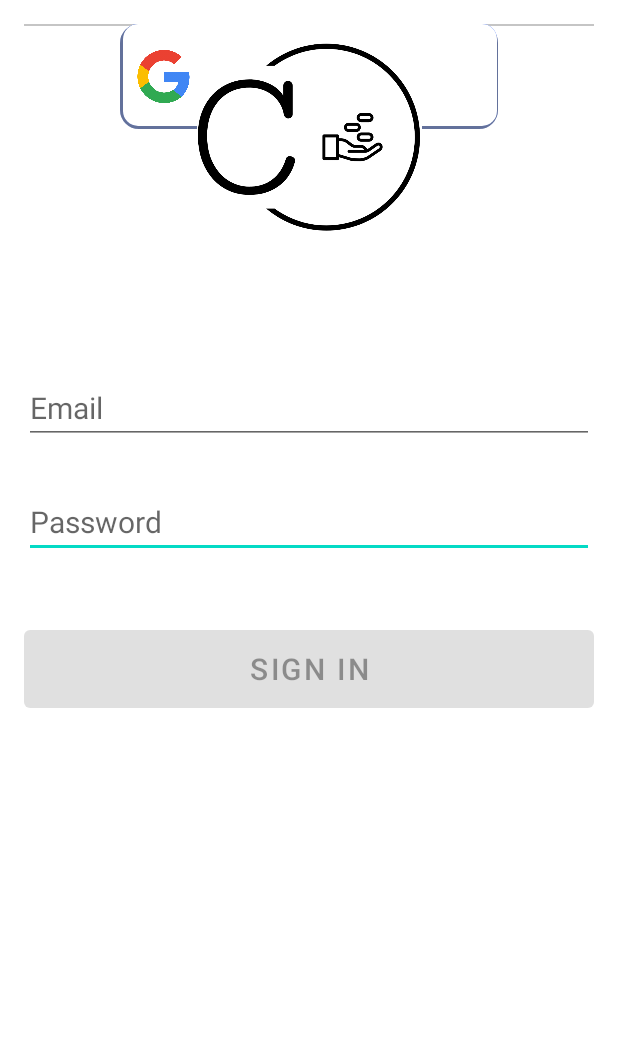
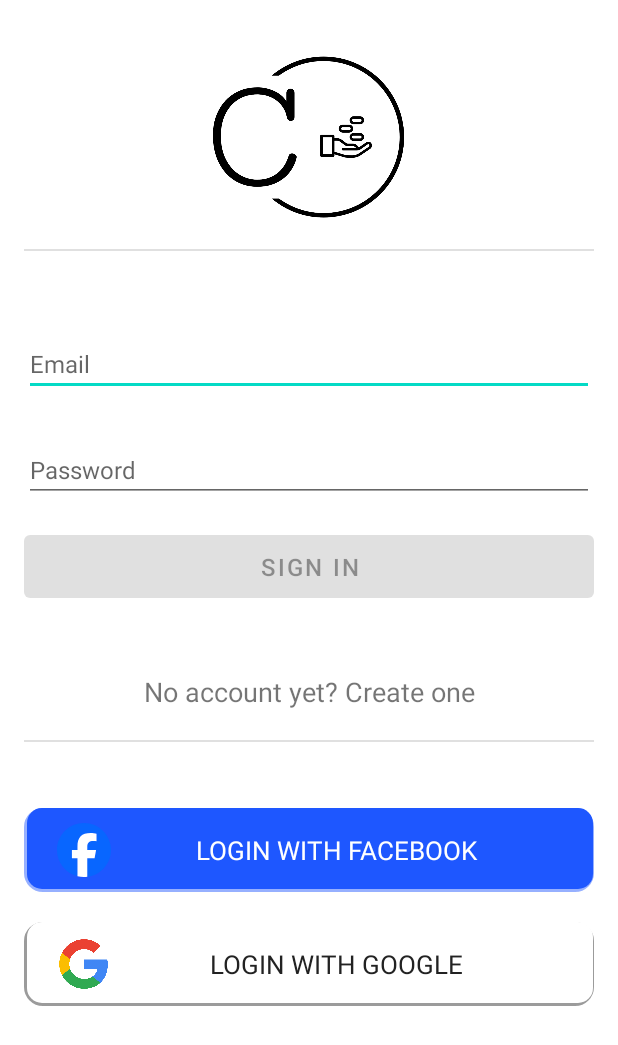
Before and after one commit to shizukura06/child-reward-trade-system, an Android app: the layout activity_login.xml on its own in the app's theme, with its tools: preview values and no code run, on a phone screen of 412 x 824 dp. Shown: the top 1045 px of the screen. Run offline under Robolectric (Android 15) with nearby library versions, the phone set to English and light mode, and no system bars.

Commit message:
re-finalized login ui with facebook and google login

```diff
--- a/app/src/main/res/layout-w1240dp/activity_login.xml
+++ b/app/src/main/res/layout-w1240dp/activity_login.xml
@@ -61,10 +61,11 @@
         android:layout_marginBottom="64dp"
         android:visibility="gone"
         app:layout_constraintBottom_toBottomOf="parent"
-        app:layout_constraintEnd_toEndOf="@+id/password"
-        app:layout_constraintStart_toStartOf="@+id/password"
+        app:layout_constraintEnd_toEndOf="parent"
+        app:layout_constraintHorizontal_bias="0.5"
+        app:layout_constraintStart_toStartOf="parent"
         app:layout_constraintTop_toTopOf="parent"
-        app:layout_constraintVertical_bias="0.25" />
+        app:layout_constraintVertical_bias="0.5" />
 
     <LinearLayout
         android:layout_width="match_parent"
@@ -80,7 +81,7 @@
         tools:layout_editor_absoluteY="529dp">
 
         <ImageView
-            android:id="@+id/imageView"
+            android:id="@+id/facebook_logo3"
             android:layout_width="wrap_content"
             android:layout_height="wrap_content"
             android:layout_weight="5"
@@ -89,7 +90,7 @@
             tools:layout_editor_absoluteY="539dp" />
 
         <TextView
-            android:id="@+id/textView3"
+            android:id="@+id/signin_with_facebook3"
             android:layout_width="match_parent"
             android:layout_height="wrap_content"
             android:layout_weight="1"
@@ -116,14 +117,14 @@
         tools:layout_editor_absoluteY="641dp">
 
         <ImageView
-            android:id="@+id/imageView"
+            android:id="@+id/google_logo3"
             android:layout_width="wrap_content"
             android:layout_height="wrap_content"
             android:layout_weight="5"
             android:src="@drawable/google__g__logo_svg" />
 
         <TextView
-            android:id="@+id/textView3"
+            android:id="@+id/signin_with_google3"
             android:layout_width="match_parent"
             android:layout_height="wrap_content"
             android:layout_weight="1"
@@ -162,7 +163,7 @@
         app:layout_constraintVertical_bias="0.059" />
 
     <View
-        android:id="@+id/divider2"
+        android:id="@+id/divider3"
         android:layout_width="match_parent"
         android:layout_height="1dp"
         android:background="?android:attr/listDivider"
--- a/app/src/main/res/layout-w936dp/activity_login.xml
+++ b/app/src/main/res/layout-w936dp/activity_login.xml
@@ -1,15 +1,40 @@
 <?xml version="1.0" encoding="utf-8"?>
-<androidx.constraintlayout.widget.ConstraintLayout xmlns:android="http://schemas.android.com/apk/res/android"
+<LinearLayout xmlns:android="http://schemas.android.com/apk/res/android"
     xmlns:app="http://schemas.android.com/apk/res-auto"
     xmlns:tools="http://schemas.android.com/tools"
     android:id="@+id/container"
     android:layout_width="match_parent"
     android:layout_height="match_parent"
+    android:gravity="center_horizontal|fill_horizontal"
+    android:orientation="vertical"
     android:paddingLeft="@dimen/activity_horizontal_margin"
     android:paddingTop="@dimen/activity_vertical_margin"
     android:paddingRight="@dimen/activity_horizontal_margin"
     android:paddingBottom="@dimen/activity_vertical_margin"
     tools:context=".ui.login.LoginActivity">
+
+    <ImageView
+        android:id="@+id/login_logo"
+        android:layout_width="match_parent"
+        android:layout_height="150dp"
+        android:layout_margin="20dp"
+        android:src="@drawable/main_logo" />
+
+    <View
+        android:id="@+id/divider2"
+        android:layout_width="match_parent"
+        android:layout_height="1dp"
+        android:background="?android:attr/listDivider" />
+
+    <EditText
+        android:id="@+id/username"
+        android:layout_width="match_parent"
+        android:layout_height="wrap_content"
+        android:layout_marginTop="94dp"
+        android:hint="@string/prompt_email"
+        android:inputType="textEmailAddress"
+        android:selectAllOnFocus="true"
+        android:textSize="20sp" />
 
     <EditText
         android:id="@+id/password"
@@ -21,107 +46,65 @@
         android:imeOptions="actionDone"
         android:inputType="textPassword"
         android:selectAllOnFocus="true"
-        android:textSize="20sp"
-        app:layout_constraintEnd_toEndOf="parent"
-        app:layout_constraintHorizontal_bias="0.0"
-        app:layout_constraintStart_toStartOf="parent"
-        app:layout_constraintTop_toBottomOf="@+id/username" />
+        android:textSize="20sp" />
 
     <Button
         android:id="@+id/login"
         android:layout_width="match_parent"
         android:layout_height="64dp"
-        android:layout_gravity="start"
         android:layout_marginTop="16dp"
         android:layout_marginBottom="64dp"
         android:enabled="false"
         android:text="sign in"
-        android:textSize="20sp"
-        app:layout_constraintBottom_toBottomOf="parent"
-        app:layout_constraintEnd_toEndOf="parent"
-        app:layout_constraintHorizontal_bias="0.0"
-        app:layout_constraintStart_toStartOf="parent"
-        app:layout_constraintTop_toBottomOf="@+id/password"
-        app:layout_constraintVertical_bias="0.09" />
-
-    <EditText
-        android:id="@+id/username"
-        android:layout_width="match_parent"
-        android:layout_height="wrap_content"
-        android:layout_marginTop="232dp"
-        android:hint="@string/prompt_email"
-        android:inputType="textEmailAddress"
-        android:selectAllOnFocus="true"
-        android:textSize="20sp"
-        app:layout_constraintEnd_toEndOf="parent"
-        app:layout_constraintHorizontal_bias="0.0"
-        app:layout_constraintStart_toStartOf="parent"
-        app:layout_constraintTop_toTopOf="parent" />
+        android:textSize="20sp" />
 
     <TextView
         android:id="@+id/no_account"
-        android:layout_width="wrap_content"
+        android:layout_width="match_parent"
         android:layout_height="wrap_content"
         android:clickable="true"
+        android:gravity="center"
         android:text="No account yet? Create one"
-        android:textSize="20sp"
-        app:layout_constraintEnd_toEndOf="parent"
-        app:layout_constraintHorizontal_bias="0.501"
-        app:layout_constraintStart_toStartOf="parent"
-        tools:layout_editor_absoluteY="568dp" />
+        android:textSize="20sp" />
 
     <ProgressBar
         android:id="@+id/loading"
         android:layout_width="wrap_content"
         android:layout_height="wrap_content"
-        android:layout_gravity="center"
         android:layout_marginTop="64dp"
         android:layout_marginBottom="64dp"
-        android:visibility="gone"
-        app:layout_constraintBottom_toBottomOf="parent"
-        app:layout_constraintEnd_toEndOf="@+id/password"
-        app:layout_constraintStart_toStartOf="@+id/password"
-        app:layout_constraintTop_toTopOf="parent"
-        app:layout_constraintVertical_bias="0.346" />
+        android:visibility="gone" />
 
     <View
-        android:id="@+id/divider2"
+        android:id="@+id/divider3"
         android:layout_width="match_parent"
         android:layout_height="1dp"
-        android:background="?android:attr/listDivider"
-        tools:layout_editor_absoluteX="48dp"
-        tools:layout_editor_absoluteY="182dp" />
-
-    <View
-        android:id="@+id/divider2"
-        android:layout_width="match_parent"
-        android:layout_height="1dp"
-        android:background="?android:attr/listDivider"
-        tools:layout_editor_absoluteX="48dp"
-        tools:layout_editor_absoluteY="640dp" />
+        android:layout_marginTop="20dp"
+        android:background="?android:attr/listDivider" />
 
     <LinearLayout
         android:layout_width="match_parent"
         android:layout_height="70dp"
-        android:layout_margin="64dp"
+        android:layout_marginStart="64dp"
+        android:layout_marginTop="64dp"
+        android:layout_marginEnd="64dp"
+        android:layout_marginBottom="20dp"
         android:background="@drawable/border_shadow"
         android:backgroundTint="#1E57FF"
         android:clickable="true"
         android:gravity="center|start"
         android:orientation="horizontal"
-        android:padding="10dp"
-        tools:layout_editor_absoluteX="112dp"
-        tools:layout_editor_absoluteY="686dp">
+        android:padding="10dp">
 
         <ImageView
-            android:id="@+id/imageView"
+            android:id="@+id/facebook_logo1"
             android:layout_width="wrap_content"
             android:layout_height="wrap_content"
             android:layout_weight="5"
             android:src="@drawable/_023_facebook_icon" />
 
         <TextView
-            android:id="@+id/textView3"
+            android:id="@+id/signin_with_facebook1"
             android:layout_width="match_parent"
             android:layout_height="wrap_content"
             android:layout_weight="1"
@@ -136,24 +119,24 @@
     <LinearLayout
         android:layout_width="match_parent"
         android:layout_height="70dp"
-        android:layout_margin="64dp"
+        android:layout_marginStart="64dp"
+        android:layout_marginTop="20dp"
+        android:layout_marginEnd="64dp"
         android:background="@drawable/border_shadow"
         android:clickable="true"
         android:gravity="center|start"
         android:orientation="horizontal"
-        android:padding="10dp"
-        tools:layout_editor_absoluteX="112dp"
-        tools:layout_editor_absoluteY="798dp">
+        android:padding="10dp">
 
         <ImageView
-            android:id="@+id/imageView"
+            android:id="@+id/google_logo1"
             android:layout_width="wrap_content"
             android:layout_height="wrap_content"
             android:layout_weight="5"
             android:src="@drawable/google__g__logo_svg" />
 
         <TextView
-            android:id="@+id/textView3"
+            android:id="@+id/signin_with_google1"
             android:layout_width="match_parent"
             android:layout_height="wrap_content"
             android:layout_weight="1"
@@ -165,13 +148,4 @@
             android:textSize="22sp" />
     </LinearLayout>
 
-    <ImageView
-        android:id="@+id/login_logo"
-        android:layout_width="150dp"
-        android:layout_height="150dp"
-        android:src="@drawable/main_logo"
-        app:layout_constraintEnd_toEndOf="parent"
-        app:layout_constraintStart_toStartOf="parent"
-        tools:layout_editor_absoluteY="16dp" />
-
-</androidx.constraintlayout.widget.ConstraintLayout>
+</LinearLayout>
--- a/app/src/main/res/layout/activity_login.xml
+++ b/app/src/main/res/layout/activity_login.xml
@@ -1,15 +1,40 @@
 <?xml version="1.0" encoding="utf-8"?>
-<androidx.constraintlayout.widget.ConstraintLayout xmlns:android="http://schemas.android.com/apk/res/android"
+<LinearLayout xmlns:android="http://schemas.android.com/apk/res/android"
     xmlns:app="http://schemas.android.com/apk/res-auto"
     xmlns:tools="http://schemas.android.com/tools"
     android:id="@+id/container"
     android:layout_width="match_parent"
     android:layout_height="match_parent"
+    android:gravity="center_horizontal|fill_horizontal"
+    android:orientation="vertical"
     android:paddingLeft="@dimen/activity_horizontal_margin"
     android:paddingTop="@dimen/activity_vertical_margin"
     android:paddingRight="@dimen/activity_horizontal_margin"
     android:paddingBottom="@dimen/activity_vertical_margin"
     tools:context=".ui.login.LoginActivity">
+
+    <ImageView
+        android:id="@+id/login_logo"
+        android:layout_width="match_parent"
+        android:layout_height="110dp"
+        android:layout_margin="20dp"
+        android:src="@drawable/main_logo" />
+
+    <View
+        android:id="@+id/divider2"
+        android:layout_width="match_parent"
+        android:layout_height="1dp"
+        android:background="?android:attr/listDivider" />
+
+    <EditText
+        android:id="@+id/username"
+        android:layout_width="match_parent"
+        android:layout_height="wrap_content"
+        android:layout_marginTop="54dp"
+        android:hint="@string/prompt_email"
+        android:inputType="textEmailAddress"
+        android:selectAllOnFocus="true"
+        android:textSize="16sp" />
 
     <EditText
         android:id="@+id/password"
@@ -21,107 +46,63 @@
         android:imeOptions="actionDone"
         android:inputType="textPassword"
         android:selectAllOnFocus="true"
-        android:textSize="20sp"
-        app:layout_constraintEnd_toEndOf="parent"
-        app:layout_constraintHorizontal_bias="0.0"
-        app:layout_constraintStart_toStartOf="parent"
-        app:layout_constraintTop_toBottomOf="@+id/username" />
+        android:textSize="16sp" />
 
     <Button
         android:id="@+id/login"
         android:layout_width="match_parent"
-        android:layout_height="64dp"
-        android:layout_gravity="start"
+        android:layout_height="54dp"
         android:layout_marginTop="16dp"
-        android:layout_marginBottom="64dp"
+        android:layout_marginBottom="44dp"
         android:enabled="false"
         android:text="sign in"
-        android:textSize="20sp"
-        app:layout_constraintBottom_toBottomOf="parent"
-        app:layout_constraintEnd_toEndOf="parent"
-        app:layout_constraintHorizontal_bias="0.0"
-        app:layout_constraintStart_toStartOf="parent"
-        app:layout_constraintTop_toBottomOf="@+id/password"
-        app:layout_constraintVertical_bias="0.09" />
-
-    <EditText
-        android:id="@+id/username"
-        android:layout_width="match_parent"
-        android:layout_height="wrap_content"
-        android:layout_marginTop="232dp"
-        android:hint="@string/prompt_email"
-        android:inputType="textEmailAddress"
-        android:selectAllOnFocus="true"
-        android:textSize="20sp"
-        app:layout_constraintEnd_toEndOf="parent"
-        app:layout_constraintHorizontal_bias="0.0"
-        app:layout_constraintStart_toStartOf="parent"
-        app:layout_constraintTop_toTopOf="parent" />
+        android:textSize="16sp" />
 
     <TextView
         android:id="@+id/no_account"
-        android:layout_width="wrap_content"
+        android:layout_width="match_parent"
         android:layout_height="wrap_content"
         android:clickable="true"
+        android:gravity="center"
         android:text="No account yet? Create one"
-        android:textSize="20sp"
-        app:layout_constraintEnd_toEndOf="parent"
-        app:layout_constraintHorizontal_bias="0.501"
-        app:layout_constraintStart_toStartOf="parent"
-        tools:layout_editor_absoluteY="568dp" />
+        android:textSize="18sp" />
 
     <ProgressBar
         android:id="@+id/loading"
         android:layout_width="wrap_content"
         android:layout_height="wrap_content"
-        android:layout_gravity="center"
         android:layout_marginTop="64dp"
         android:layout_marginBottom="64dp"
-        android:visibility="gone"
-        app:layout_constraintBottom_toBottomOf="parent"
-        app:layout_constraintEnd_toEndOf="@+id/password"
-        app:layout_constraintStart_toStartOf="@+id/password"
-        app:layout_constraintTop_toTopOf="parent"
-        app:layout_constraintVertical_bias="0.346" />
+        android:visibility="gone" />
 
     <View
-        android:id="@+id/divider2"
+        android:id="@+id/divider3"
         android:layout_width="match_parent"
         android:layout_height="1dp"
-        android:background="?android:attr/listDivider"
-        tools:layout_editor_absoluteX="48dp"
-        tools:layout_editor_absoluteY="182dp" />
-
-    <View
-        android:id="@+id/divider2"
-        android:layout_width="match_parent"
-        android:layout_height="1dp"
-        android:background="?android:attr/listDivider"
-        tools:layout_editor_absoluteX="48dp"
-        tools:layout_editor_absoluteY="640dp" />
+        android:layout_marginTop="20dp"
+        android:background="?android:attr/listDivider" />
 
     <LinearLayout
         android:layout_width="match_parent"
-        android:layout_height="70dp"
-        android:layout_margin="64dp"
+        android:layout_height="56dp"
+        android:layout_marginTop="44dp"
+        android:layout_marginBottom="10dp"
         android:background="@drawable/border_shadow"
         android:backgroundTint="#1E57FF"
         android:clickable="true"
         android:gravity="center|start"
         android:orientation="horizontal"
-        android:padding="10dp"
-        tools:layout_editor_absoluteX="112dp"
-        tools:layout_editor_absoluteY="686dp">
+        android:padding="10dp">
 
         <ImageView
-            android:id="@+id/imageView"
+            android:id="@+id/facebook_logo1"
             android:layout_width="wrap_content"
             android:layout_height="wrap_content"
             android:layout_weight="5"
             android:src="@drawable/_023_facebook_icon" />
 
         <TextView
-            android:id="@+id/textView3"
+            android:id="@+id/signin_with_facebook1"
             android:layout_width="match_parent"
             android:layout_height="wrap_content"
             android:layout_weight="1"
@@ -130,30 +111,28 @@
             android:textAlignment="center"
             android:textAllCaps="true"
             android:textColor="#FFF"
-            android:textSize="22sp" />
+            android:textSize="17sp" />
     </LinearLayout>
 
     <LinearLayout
         android:layout_width="match_parent"
-        android:layout_height="70dp"
-        android:layout_margin="64dp"
+        android:layout_height="56dp"
+        android:layout_marginTop="10dp"
         android:background="@drawable/border_shadow"
         android:clickable="true"
         android:gravity="center|start"
         android:orientation="horizontal"
-        android:padding="10dp"
-        tools:layout_editor_absoluteX="112dp"
-        tools:layout_editor_absoluteY="798dp">
+        android:padding="10dp">
 
         <ImageView
-            android:id="@+id/imageView"
+            android:id="@+id/google_logo1"
             android:layout_width="wrap_content"
             android:layout_height="wrap_content"
             android:layout_weight="5"
             android:src="@drawable/google__g__logo_svg" />
 
         <TextView
-            android:id="@+id/textView3"
+            android:id="@+id/signin_with_google1"
             android:layout_width="match_parent"
             android:layout_height="wrap_content"
             android:layout_weight="1"
@@ -162,16 +141,7 @@
             android:textAlignment="center"
             android:textAllCaps="true"
             android:textColor="#222222"
-            android:textSize="22sp" />
+            android:textSize="17sp" />
     </LinearLayout>
 
-    <ImageView
-        android:id="@+id/login_logo"
-        android:layout_width="150dp"
-        android:layout_height="150dp"
-        android:src="@drawable/main_logo"
-        app:layout_constraintEnd_toEndOf="parent"
-        app:layout_constraintStart_toStartOf="parent"
-        tools:layout_editor_absoluteY="16dp" />
-
-</androidx.constraintlayout.widget.ConstraintLayout>
+</LinearLayout>
```
Also changed, not shown: app/src/main/AndroidManifest.xml (+5 -6 lines).
